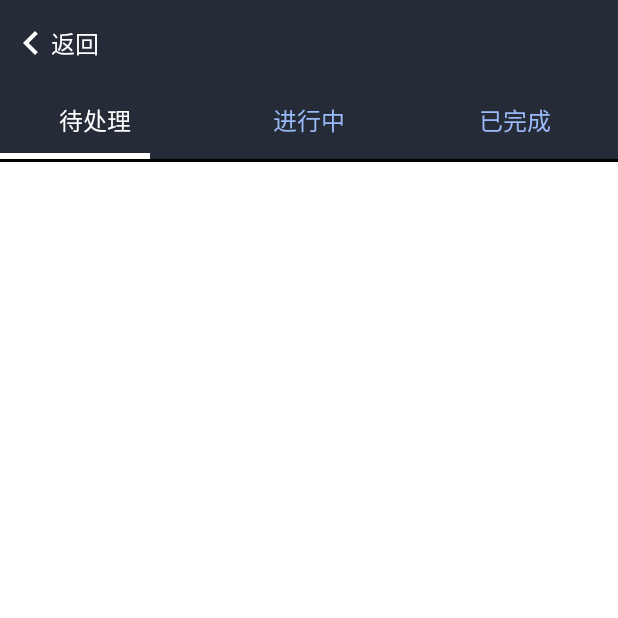
After one commit to hardylake8020/youka-android, an Android app: the MyTendersActivity screen opened directly, with no data from a screen before it, on a phone screen of 412 x 824 dp, the top half of it. The commit adds this screen. Run offline under Robolectric (Android 15) with nearby library versions, the phone set to English and light mode, and no system bars; our stand-ins replace CircleImageView; libraries missing offline, so code that uses them is left out: com.baidu.mapapi, com.facebook.drawee, com.nostra13.universalimageloader, com.testin.agent.

Commit message:
Add new file with MyTendersActivity and modify MainActivity xml

```diff
--- a/app/src/main/java/com/zzqs/app_kc/z_kc/activity/MainActivity.java
+++ b/app/src/main/java/com/zzqs/app_kc/z_kc/activity/MainActivity.java
@@ -69,11 +69,17 @@ public class MainActivity extends BaseActivity implements XListView.IXListViewLi
             }
         });
         rlMyOilCard = (RelativeLayout) findViewById(R.id.rlMyOilCard);
+        rlMyOilCard.setOnClickListener(new MyOnClickListener() {
+            @Override
+            public void OnceOnClick(View view) {
+                startActivity(new Intent(mContext, MyOilCardActivity.class));
+            }
+        });
         lvOrders = (XListView) findViewById(R.id.lvOrders);
         lvOrders.setPullRefreshEnable(true);
         lvOrders.setPullLoadEnable(false);
         lvOrders.setXListViewListener(this);
-        adapter = new TenderAdapter(this, tenderList,true);
+        adapter = new TenderAdapter(this, tenderList, true);
         lvOrders.setAdapter(adapter);
         lvOrders.stopRefresh();
         lvOrders.stopLoadMore();
@@ -93,7 +99,7 @@ public class MainActivity extends BaseActivity implements XListView.IXListViewLi
         llZCOrder.setOnClickListener(new MyOnClickListener() {
             @Override
             public void OnceOnClick(View view) {
-
+                startActivity(new Intent(mContext, MyTendersActivity.class));
             }
         });
         llDriverOrder = (LinearLayout) findViewById(R.id.llDriverOrder);
--- /dev/null
+++ b/app/src/main/java/com/zzqs/app_kc/z_kc/activity/MyTendersActivity.java
@@ -0,0 +1,27 @@
+package com.zzqs.app_kc.z_kc.activity;
+
+import android.os.Bundle;
+
+import com.zzqs.app_kc.R;
+
+/**
+ * Created by ray on 2016/12/22.
+ * Class name : MyTendersActivity
+ * Description :比价、抢单中
+ */
+public class MyTendersActivity extends BaseActivity {
+    @Override
+    public void initVariables() {
+
+    }
+
+    @Override
+    public void initViews(Bundle savedInstanceState) {
+        setContentView(R.layout.z_kc_my_tenders);
+    }
+
+    @Override
+    public void loadData() {
+
+    }
+}
--- a/app/src/main/java/com/zzqs/app_kc/z_kc/activity/TenderDetailActivity.java
+++ b/app/src/main/java/com/zzqs/app_kc/z_kc/activity/TenderDetailActivity.java
@@ -25,7 +25,6 @@ import java.text.DecimalFormat;
 import java.util.Timer;
 import java.util.TimerTask;
 
-import retrofit2.http.HEAD;
 import rx.Subscriber;
 
 /**
--- a/app/src/main/res/layout/z_kc_act_main.xml
+++ b/app/src/main/res/layout/z_kc_act_main.xml
@@ -2,6 +2,7 @@
 <LinearLayout xmlns:android="http://schemas.android.com/apk/res/android"
     android:layout_width="match_parent"
     android:layout_height="match_parent"
+    android:background="@color/line_black"
     android:orientation="vertical">
 
     <LinearLayout
@@ -22,7 +23,7 @@
                 android:layout_height="30dp"
                 android:layout_centerVertical="true"
                 android:layout_marginRight="5dp"
-        android:src="@drawable/default_head_portrait"/>
+                android:src="@drawable/default_head_portrait" />
 
             <TextView
                 android:layout_width="wrap_content"
@@ -30,7 +31,7 @@
                 android:layout_centerInParent="true"
                 android:text="@string/app_name"
                 android:textColor="@android:color/white"
-        android:textSize="16sp"/>
+                android:textSize="16sp" />
         </RelativeLayout>
 
         <LinearLayout
@@ -54,7 +55,7 @@
                     android:layout_height="match_parent"
                     android:text="4"
                     android:textColor="@android:color/white"
-          android:textSize="20sp"/>
+                    android:textSize="20sp" />
 
                 <TextView
                     android:layout_width="wrap_content"
@@ -62,7 +63,7 @@
                     android:layout_marginTop="10dp"
                     android:text="@string/un_deal_order"
                     android:textColor="@android:color/white"
-          android:textSize="14sp"/>
+                    android:textSize="14sp" />
             </LinearLayout>
 
             <LinearLayout
@@ -80,7 +81,7 @@
                     android:layout_height="match_parent"
                     android:text="4"
                     android:textColor="@android:color/white"
-          android:textSize="20sp"/>
+                    android:textSize="20sp" />
 
                 <TextView
                     android:layout_width="wrap_content"
@@ -88,7 +89,7 @@
                     android:layout_marginTop="10dp"
                     android:text="@string/un_deal_waybill"
                     android:textColor="@android:color/white"
-          android:textSize="14sp"/>
+                    android:textSize="14sp" />
             </LinearLayout>
         </LinearLayout>
     </LinearLayout>
@@ -111,7 +112,7 @@
                 android:layout_height="wrap_content"
                 android:layout_centerHorizontal="true"
                 android:layout_marginTop="25dp"
-        android:background="@drawable/z_kc_find_goods"/>
+                android:background="@drawable/z_kc_find_goods" />
 
             <TextView
                 android:layout_width="wrap_content"
@@ -119,13 +120,13 @@
                 android:layout_alignParentBottom="true"
                 android:layout_centerHorizontal="true"
                 android:layout_marginBottom="10dp"
-        android:text="@string/zhuzhu_goods"/>
+                android:text="@string/source_of_goods" />
 
             <ImageView
                 android:layout_width="1px"
                 android:layout_height="match_parent"
                 android:layout_alignParentRight="true"
-        android:background="@color/line_gray"/>
+                android:background="@color/line_gray" />
         </RelativeLayout>
 
         <RelativeLayout
@@ -140,7 +141,7 @@
                 android:layout_height="wrap_content"
                 android:layout_centerHorizontal="true"
                 android:layout_marginTop="25dp"
-        android:background="@drawable/z_kc_cars"/>
+                android:background="@drawable/z_kc_cars" />
 
             <TextView
                 android:layout_width="wrap_content"
@@ -148,13 +149,13 @@
                 android:layout_alignParentBottom="true"
                 android:layout_centerHorizontal="true"
                 android:layout_marginBottom="10dp"
-        android:text="@string/my_cars"/>
+                android:text="@string/my_cars" />
 
             <ImageView
                 android:layout_width="1px"
                 android:layout_height="match_parent"
                 android:layout_alignParentRight="true"
-        android:background="@color/line_gray"/>
+                android:background="@color/line_gray" />
         </RelativeLayout>
 
         <RelativeLayout
@@ -169,7 +170,7 @@
                 android:layout_height="wrap_content"
                 android:layout_centerHorizontal="true"
                 android:layout_marginTop="25dp"
-        android:background="@drawable/z_kc_my_wallet"/>
+                android:background="@drawable/z_kc_my_wallet" />
 
             <TextView
                 android:layout_width="wrap_content"
@@ -177,13 +178,13 @@
                 android:layout_alignParentBottom="true"
                 android:layout_centerHorizontal="true"
                 android:layout_marginBottom="10dp"
-        android:text="@string/my_wallet"/>
+                android:text="@string/my_wallet" />
 
             <ImageView
                 android:layout_width="1px"
                 android:layout_height="match_parent"
                 android:layout_alignParentRight="true"
-        android:background="@color/line_gray"/>
+                android:background="@color/line_gray" />
         </RelativeLayout>
 
         <RelativeLayout
@@ -198,7 +199,7 @@
                 android:layout_height="wrap_content"
                 android:layout_centerHorizontal="true"
                 android:layout_marginTop="25dp"
-        android:background="@drawable/z_kc_oil_cards"/>
+                android:background="@drawable/z_kc_oil_cards" />
 
             <TextView
                 android:layout_width="wrap_content"
@@ -206,7 +207,7 @@
                 android:layout_alignParentBottom="true"
                 android:layout_centerHorizontal="true"
                 android:layout_marginBottom="10dp"
-        android:text="@string/my_oil_card"/>
+                android:text="@string/my_oil_card" />
 
         </RelativeLayout>
     </LinearLayout>
@@ -215,10 +216,10 @@
         android:id="@+id/lvOrders"
         android:layout_width="match_parent"
         android:layout_height="match_parent"
-    android:layout_marginTop="15dp"
+        android:layout_marginTop="10dp"
         android:background="@android:color/white"
         android:divider="@android:color/white"
         android:dividerHeight="0px"
         android:listSelector="@android:color/white"
-    android:scrollbars="none"/>
+        android:scrollbars="none" />
 </LinearLayout>
--- /dev/null
+++ b/app/src/main/res/layout/z_kc_my_tenders.xml
@@ -0,0 +1,109 @@
+<?xml version="1.0" encoding="utf-8"?>
+<RelativeLayout xmlns:android="http://schemas.android.com/apk/res/android"
+    android:layout_width="match_parent"
+    android:layout_height="match_parent"
+    android:orientation="vertical">
+
+    <include
+        android:id="@+id/defaultHead"
+        layout="@layout/z_kc_default_head" />
+
+    <RelativeLayout
+        android:id="@+id/layout2"
+        android:layout_width="match_parent"
+        android:layout_height="wrap_content"
+        android:layout_below="@id/defaultHead"
+        android:background="@color/tender_primary_color">
+
+        <LinearLayout
+            android:id="@+id/linearLayout1"
+            android:layout_width="match_parent"
+            android:layout_height="wrap_content"
+            android:orientation="horizontal"
+            android:paddingBottom="10dp"
+            android:paddingTop="10dp">
+
+            <RelativeLayout
+                android:layout_width="match_parent"
+                android:layout_height="wrap_content"
+                android:layout_weight="1"
+                android:gravity="center_horizontal">
+
+                <TextView
+                    android:id="@+id/tvWaiting"
+                    android:layout_width="wrap_content"
+                    android:layout_height="wrap_content"
+                    android:gravity="center"
+                    android:text="待处理"
+                    android:textColor="@android:color/white"
+                    android:textSize="16sp" />
+
+                <TextView
+                    android:id="@+id/tv_unpick_tip"
+                    android:layout_width="8dp"
+                    android:layout_height="8dp"
+                    android:layout_alignParentLeft="true"
+                    android:layout_marginLeft="50dp"
+                    android:background="@drawable/shape"
+                    android:textSize="18sp"
+                    android:visibility="invisible" />
+            </RelativeLayout>
+
+            <TextView
+                android:id="@+id/tvInProgress"
+                android:layout_width="match_parent"
+                android:layout_height="wrap_content"
+                android:layout_weight="1"
+                android:gravity="center"
+                android:text="进行中"
+                android:textColor="@color/dark_blue"
+                android:textSize="16sp" />
+
+            <RelativeLayout
+                android:layout_width="match_parent"
+                android:layout_height="wrap_content"
+                android:layout_weight="1"
+                android:gravity="center_horizontal">
+
+                <TextView
+                    android:id="@+id/tvCompleted"
+                    android:layout_width="wrap_content"
+                    android:layout_height="wrap_content"
+                    android:gravity="right"
+                    android:text="已完成"
+                    android:textColor="@color/dark_blue"
+                    android:textSize="16sp" />
+
+                <TextView
+                    android:id="@+id/tv_transfer_tip"
+                    android:layout_width="8dp"
+                    android:layout_height="8dp"
+                    android:layout_alignParentLeft="true"
+                    android:layout_marginLeft="33dp"
+                    android:background="@drawable/shape"
+                    android:textSize="18sp"
+                    android:visibility="invisible" />
+            </RelativeLayout>
+        </LinearLayout>
+
+        <ImageView
+            android:id="@+id/cursor"
+            android:layout_width="100dp"
+            android:layout_height="4dp"
+            android:layout_below="@id/linearLayout1"
+            android:background="@android:color/white" />
+    </RelativeLayout>
+
+    <android.support.v4.view.ViewPager
+        android:id="@+id/vPager"
+        android:layout_width="wrap_content"
+        android:layout_height="wrap_content"
+        android:layout_below="@id/layout2"
+        android:layout_gravity="center"
+        android:layout_marginTop="2dp"
+        android:layout_weight="1"
+        android:background="@android:color/white"
+        android:flipInterval="30"
+        android:persistentDrawingCache="animation" />
+
+</RelativeLayout>
--- a/app/src/main/res/values/color.xml
+++ b/app/src/main/res/values/color.xml
@@ -37,6 +37,5 @@
     <color name="yellow_config">#ffa948</color>
     <color name="gray">#999999</color>
     <color name="red_5">#ef614b</color>
-
     <color name="tender_primary_color">#262C37</color>
 </resources>
--- a/app/src/main/res/values/strings.xml
+++ b/app/src/main/res/values/strings.xml
@@ -26,7 +26,7 @@
   <!-- kc -->
   <string name="un_deal_order">比价、抢单中</string>
   <string name="un_deal_waybill">我的运单</string>
-  <string name="zhuzhu_goods">柱柱资源</string>
+  <string name="source_of_goods">柱柱货源</string>
   <string name="my_cars">我的车队</string>
   <string name="my_wallet">我的钱包</string>
   <string name="my_oil_card">我的油卡</string>
```
Also changed, not shown: app/src/main/AndroidManifest.xml (+89 -79 lines). Lines whose indentation alone changed are shown as unchanged.
